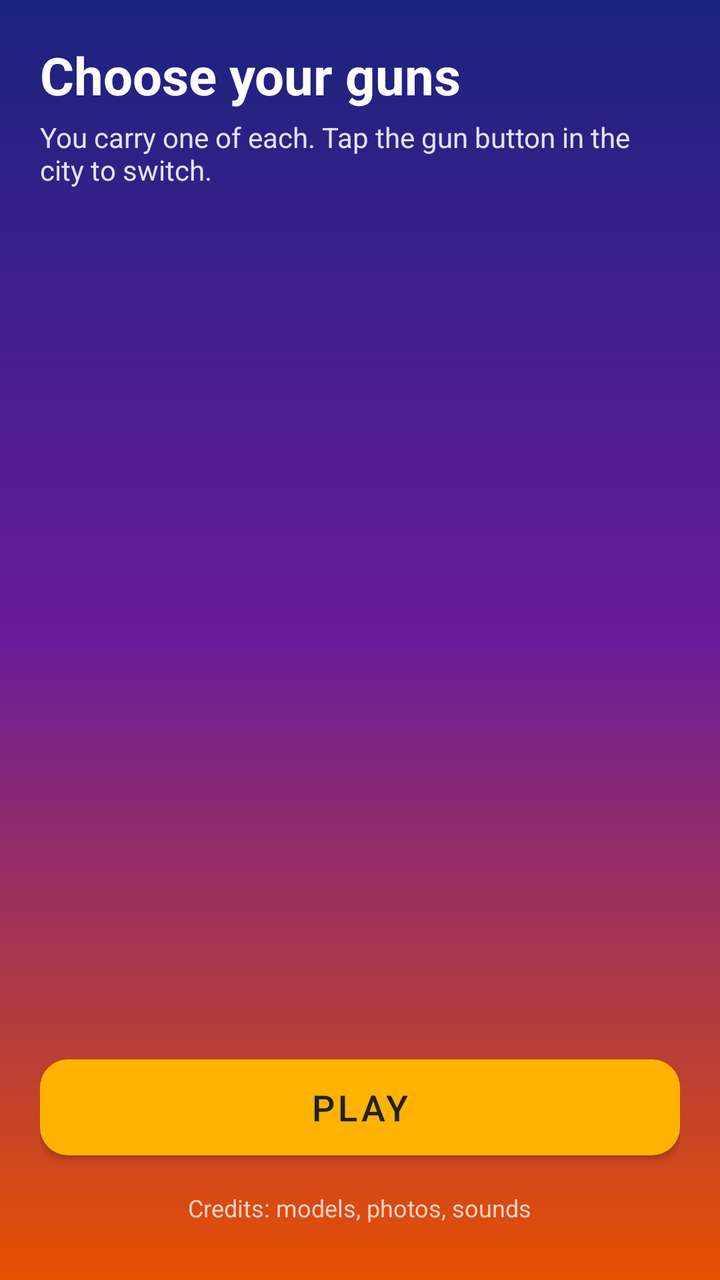
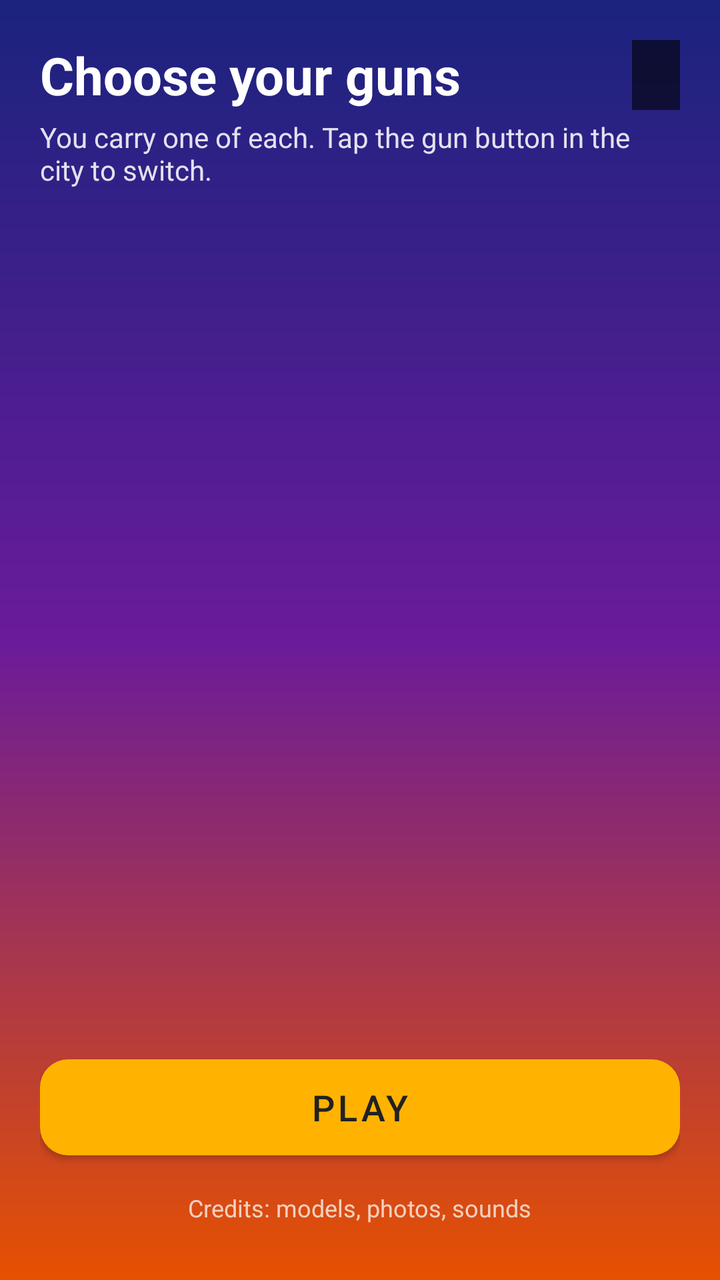

An Android layout rendered at two revisions. The XML below is the earlier revision; the diff shows what the commit changed to produce the second picture.
<!-- AndroidManifest.xml: application theme Theme.Beirutrun -->
<!-- res/layout/activity_loadout.xml -->
<?xml version="1.0" encoding="utf-8"?>
<LinearLayout xmlns:android="http://schemas.android.com/apk/res/android"
    xmlns:app="http://schemas.android.com/apk/res-auto"
    android:layout_width="match_parent"
    android:layout_height="match_parent"
    android:background="@drawable/bg_city_gradient"
    android:orientation="vertical"
    android:padding="20dp">

    <TextView
        android:layout_width="wrap_content"
        android:layout_height="wrap_content"
        android:text="@string/loadout_title"
        android:textColor="@android:color/white"
        android:textSize="26sp"
        android:textStyle="bold" />

    <TextView
        android:layout_width="wrap_content"
        android:layout_height="wrap_content"
        android:layout_marginTop="4dp"
        android:text="@string/loadout_hint"
        android:textColor="#DDFFFFFF"
        android:textSize="14sp" />

    <ScrollView
        android:layout_width="match_parent"
        android:layout_height="0dp"
        android:layout_marginTop="8dp"
        android:layout_weight="1">

        
        <LinearLayout
            android:id="@+id/loadoutSections"
            android:layout_width="match_parent"
            android:layout_height="wrap_content"
            android:orientation="vertical" />
    </ScrollView>

    <com.google.android.material.button.MaterialButton
        android:id="@+id/loadoutPlay"
        android:layout_width="match_parent"
        android:layout_height="60dp"
        android:layout_marginTop="10dp"
        android:text="@string/loadout_play"
        android:textColor="#FF212121"
        android:textSize="18sp"
        app:backgroundTint="#FFFFB300"
        app:cornerRadius="14dp" />

    
    <TextView
        android:id="@+id/loadoutCredits"
        android:layout_width="wrap_content"
        android:layout_height="wrap_content"
        android:layout_gravity="center_horizontal"
        android:layout_marginTop="4dp"
        android:padding="8dp"
        android:text="@string/loadout_photo_credits"
        android:textColor="#BBFFFFFF"
        android:textSize="12sp" />
</LinearLayout>
<!-- resources referenced by this layout -->
<resources>
  <!-- drawable bg_city_gradient (drawable) -->
  <?xml version="1.0" encoding="utf-8"?>
  <shape xmlns:android="http://schemas.android.com/apk/res/android">
      <gradient
          android:angle="270"
          android:endColor="#FFE65100"
          android:startColor="#FF1A237E"
          android:centerColor="#FF6A1B9A" />
  </shape>
  <string name="loadout_hint">You carry one of each. Tap the gun button in the city to switch.</string>
  <string name="loadout_photo_credits">Credits: models, photos, sounds</string>
  <string name="loadout_play">Play</string>
  <string name="loadout_title">Choose your guns</string>
  <style name="Theme.Beirutrun" parent="Theme.MaterialComponents.DayNight.NoActionBar">
          <item name="colorPrimary">@color/purple_500</item>
          <item name="colorPrimaryVariant">@color/purple_700</item>
          <item name="colorOnPrimary">@color/white</item>
          <item name="colorSecondary">@color/teal_200</item>
          <item name="colorSecondaryVariant">@color/teal_700</item>
          <item name="colorOnSecondary">@color/black</item>
          <item name="android:statusBarColor">#FF1A237E</item>
      </style>
  <color name="purple_500">#FF6200EE</color>
  <color name="purple_700">#FF3700B3</color>
  <color name="white">#FFFFFFFF</color>
  <color name="teal_200">#FF03DAC5</color>
  <color name="teal_700">#FF018786</color>
  <color name="black">#FF000000</color>
</resources>

<!-- the commit's change to res/layout/activity_loadout.xml (unified diff, before → after) -->
@@ -7,13 +7,36 @@
     android:orientation="vertical"
     android:padding="20dp">
 
-    <TextView
-        android:layout_width="wrap_content"
+    
+    <LinearLayout
+        android:layout_width="match_parent"
         android:layout_height="wrap_content"
-        android:text="@string/loadout_title"
-        android:textColor="@android:color/white"
-        android:textSize="26sp"
-        android:textStyle="bold" />
+        android:gravity="center_vertical"
+        android:orientation="horizontal">
+
+        <TextView
+            android:layout_width="0dp"
+            android:layout_height="wrap_content"
+            android:layout_weight="1"
+            android:text="@string/loadout_title"
+            android:textColor="@android:color/white"
+            android:textSize="26sp"
+            android:textStyle="bold" />
+
+        <TextView
+            android:id="@+id/loadoutCash"
+            android:layout_width="wrap_content"
+            android:layout_height="wrap_content"
+            android:background="#99000000"
+            android:fontFeatureSettings="tnum"
+            android:paddingStart="12dp"
+            android:paddingTop="4dp"
+            android:paddingEnd="12dp"
+            android:paddingBottom="4dp"
+            android:textColor="#FF7CD67C"
+            android:textSize="20sp"
+            android:textStyle="bold" />
+    </LinearLayout>
 
     <TextView
         android:layout_width="wrap_content"
